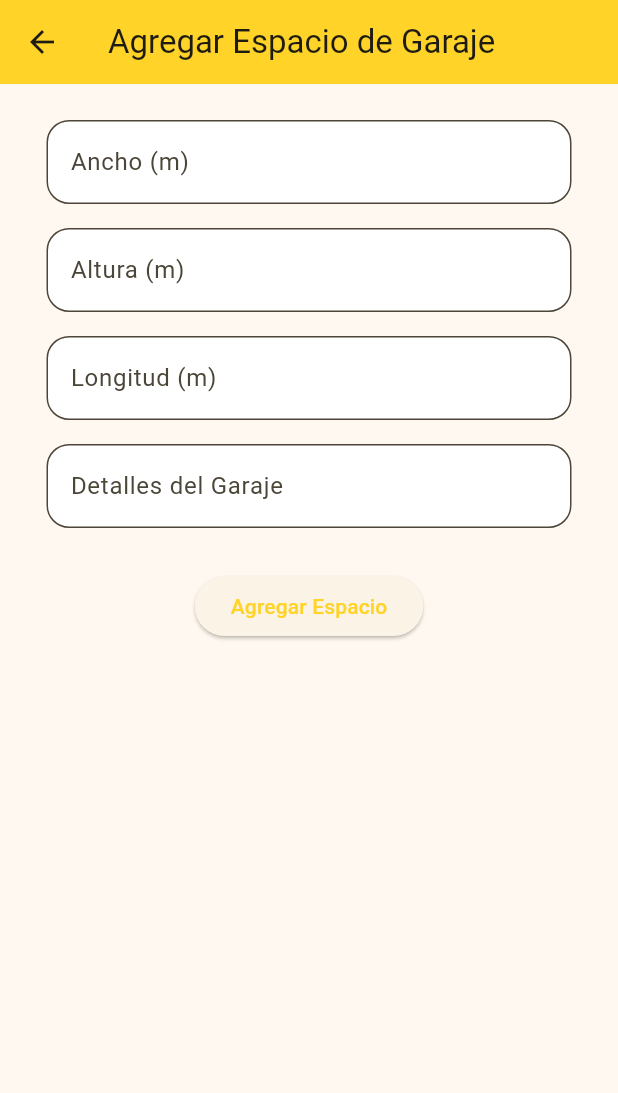
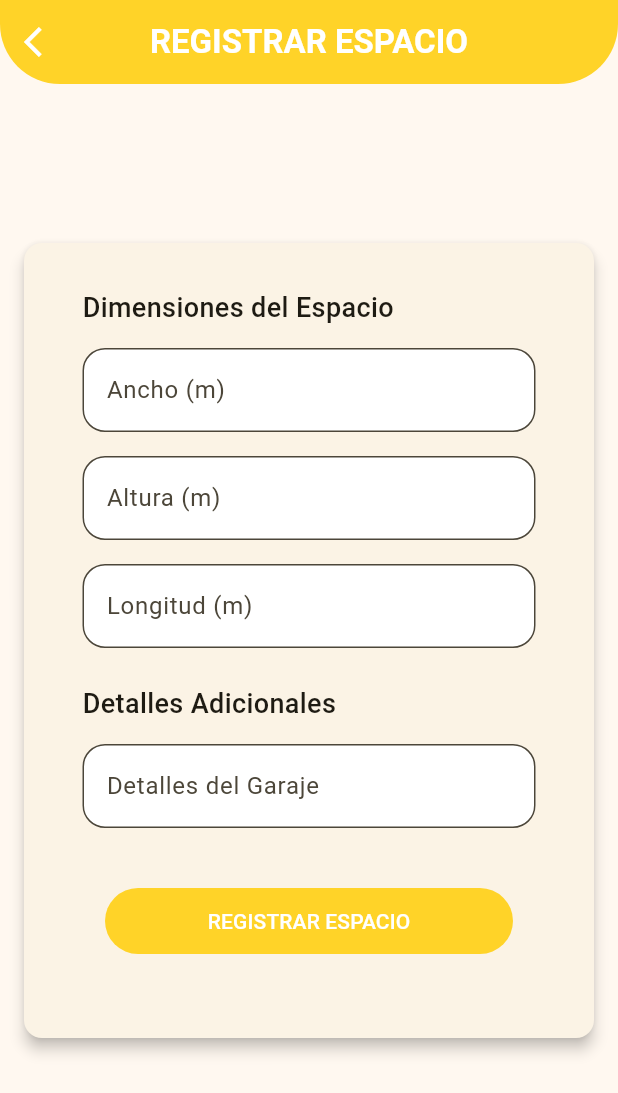
Before and after one commit to sabinelohnerv/AtreveT-Parquea2, a Flutter app: the AddGarageSpaceView screen opened directly with empty values, on a phone screen of 412 x 824 dp. Shown: the top 1093 px of the screen. Run offline on Flutter 3.47's test engine with Material 3 defaults, Android fonts, the phone set to English and light mode, and no system bars; our stand-ins replace cloud_firestore, firebase_auth, firebase_core, firebase_storage, image_picker, shared_preferences and 1 more; accounts and stored records are empty; Roboto replaces fonts that are missing (Montserrat).

Commit message:
Fixed List Spaces and Add Spaces UI

```diff
--- a/lib/main.dart
+++ b/lib/main.dart
@@ -1,5 +1,6 @@
 import 'package:flutter/material.dart';
 import 'package:firebase_core/firebase_core.dart';
+import 'package:parquea2/services/garage_service.dart';
 import 'package:parquea2/viewmodels/add_vehicle_viewmodel.dart';
 import 'package:parquea2/viewmodels/add_garage_space_viewmodel.dart';
 import 'package:parquea2/viewmodels/garage_spaces_list_viewmodel.dart';
@@ -48,7 +49,7 @@ class MyApp extends StatelessWidget {
         ChangeNotifierProvider(create: (_) => AddGarageViewModel()),
         ChangeNotifierProvider(create: (_) => AddVehicleViewModel()),
         ChangeNotifierProvider(create: (context) => GarageListViewModel()),
-        ChangeNotifierProvider(create: (context) => GarageSpacesListViewModel('garageId')),
+        ChangeNotifierProvider(create: (context) => GarageSpacesListViewModel('garageId', GarageService())),
         ChangeNotifierProvider(create: (context) => AddGarageSpaceViewModel()),
       ],
       child: MaterialApp(
--- a/lib/models/measurements.dart
+++ b/lib/models/measurements.dart
@@ -11,9 +11,9 @@ class Measurements {
 
   factory Measurements.fromJson(Map<String, dynamic> json) {
     return Measurements(
-      height: double.parse(json['height']),
-      width: double.parse(json['width']),
-      length: double.parse(json['length']),
+      height: (json['height'] as num).toDouble(),
+      width: (json['width'] as num).toDouble(),
+      length: (json['length'] as num).toDouble(),
     );
   }
 
--- a/lib/views/add_garage_space_view.dart
+++ b/lib/views/add_garage_space_view.dart
@@ -1,5 +1,6 @@
 import 'package:flutter/material.dart';
 import 'package:parquea2/viewmodels/add_garage_space_viewmodel.dart';
+import 'package:parquea2/viewmodels/add_vehicle_viewmodel.dart';
 import 'package:parquea2/views/widgets/textfields/custom_numberinput.dart';
 import 'package:parquea2/views/widgets/textfields/custom_selectionfield.dart';
 
@@ -17,18 +18,54 @@ class AddGarageSpaceView extends StatefulWidget {
 class _AddGarageSpaceViewState extends State<AddGarageSpaceView> {
   @override
   Widget build(BuildContext context) {
+    var viewModel = Provider.of<AddGarageSpaceViewModel>(context);
     return ChangeNotifierProvider<AddGarageSpaceViewModel>(
       create: (_) => AddGarageSpaceViewModel(),
       child: Scaffold(
-        appBar: AppBar(
-          title: const Text('Agregar Espacio de Garaje'),
-          backgroundColor: Theme.of(context).primaryColor,
+        body: NestedScrollView(
+          headerSliverBuilder: (context, innerBoxisScrolled) => [
+            SliverAppBar(
+              shape: const RoundedRectangleBorder(
+                  borderRadius: BorderRadius.only(
+                      bottomLeft: Radius.circular(40),
+                      bottomRight: Radius.circular(40))),
+              leading: IconButton(
+                icon: const Icon(Icons.arrow_back_ios, color: Colors.white),
+                onPressed: () {
+                  viewModel.resetData();
+                  Navigator.of(context).pop();
+                },
               ),
+              backgroundColor: Theme.of(context).colorScheme.primary,
+              title: const Text(
+                "REGISTRAR ESPACIO",
+                style:
+                    TextStyle(fontWeight: FontWeight.bold, color: Colors.white),
+              ),
+              centerTitle: true,
+            ),
+          ],
           body: SingleChildScrollView(
-          padding: const EdgeInsets.all(16.0),
+            padding: const EdgeInsets.fromLTRB(0, 90, 0, 0),
             child: Consumer<AddGarageSpaceViewModel>(
-            builder: (context, viewModel, _) => Column(
-              children: <Widget>[
+              builder: (context, viewModel, _) => Padding(
+                padding: const EdgeInsets.all(12),
+                child: Card(
+                  elevation: 4,
+                  child: Padding(
+                    padding: const EdgeInsets.all(24),
+                    child: Column(
+                      crossAxisAlignment: CrossAxisAlignment.stretch,
+                      children: [
+                        const Padding(
+                          padding:
+                              EdgeInsets.symmetric(horizontal: 15, vertical: 6),
+                          child: Text(
+                            'Dimensiones del Espacio',
+                            style: TextStyle(
+                                fontSize: 18, fontWeight: FontWeight.w500),
+                          ),
+                        ),
                         CustomNumberInput(
                           labelText: 'Ancho (m)',
                           controller: viewModel.widthController,
@@ -41,20 +78,43 @@ class _AddGarageSpaceViewState extends State<AddGarageSpaceView> {
                           labelText: 'Longitud (m)',
                           controller: viewModel.lengthController,
                         ),
+                        const SizedBox(
+                          height: 10,
+                        ),
+                        const Padding(
+                          padding:
+                              EdgeInsets.symmetric(horizontal: 15, vertical: 6),
+                          child: Text(
+                            'Detalles Adicionales',
+                            style: TextStyle(
+                                fontSize: 18, fontWeight: FontWeight.w500),
+                          ),
+                        ),
                         CustomSelectionField(
                           labelText: 'Detalles del Garaje',
                           controller: viewModel.detailsController,
                           onTap: () => viewModel.showDetailsDialog(context),
                         ),
-                const SizedBox(height: 20),
-                ElevatedButton(
+                        Padding(
+                          padding: const EdgeInsets.all(30.0),
+                          child: FilledButton(
                             onPressed: () async {
                               await viewModel.addGarageSpace(widget.garageId);
+                              viewModel.resetData();
                               Navigator.pop(context);
                             },
-                  child: const Text('Agregar Espacio'),
+                            style: ElevatedButton.styleFrom(
+                              elevation: 0,
+                              padding: const EdgeInsets.symmetric(vertical: 12),
+                            ),
+                            child: const Text('REGISTRAR ESPACIO'),
+                          ),
                         ),
                       ],
+                    ),
+                  ),
+                ),
+              ),
             ),
           ),
         ),
--- a/lib/views/add_garage_view.dart
+++ b/lib/views/add_garage_view.dart
@@ -176,6 +176,7 @@ class _AddGarageViewState extends State<AddGarageView> {
                           content: Text('Garaje agregado exitosamente'),
                           backgroundColor: Colors.green,
                         ));
+                        garageViewModel.resetData();
                         Navigator.pop(context);
                       }
                     },
```
Also changed, not shown: lib/models/garage_space.dart (+5 -3 lines), lib/viewmodels/add_garage_space_viewmodel.dart (+18 -8 lines), lib/viewmodels/garage_spaces_list_viewmodel.dart (+28 -12 lines), lib/viewmodels/provider_add_garage_viewmodel.dart (+19 -0 lines), lib/views/garage_spaces_list_view.dart (+19 -24 lines), lib/views/provider_garage_list_view.dart (+4 -3 lines), lib/views/widgets/garages/garage_space_card.dart (added, +139 -0 lines). Lines whose indentation alone changed are shown as unchanged.
